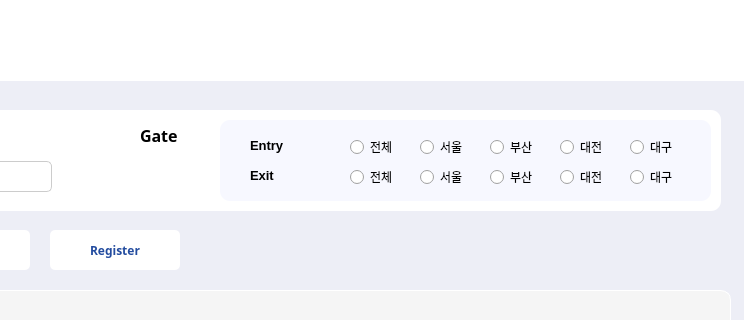
This is qtclient/highpasswindow.ui in VedaHighPass/veda-qt-highpass-client as Qt 5 draws it before an edit; both pictures show x 280 to 1024 and y 0 to 320 of the 1024 by 768 pixel window. The edited form follows.
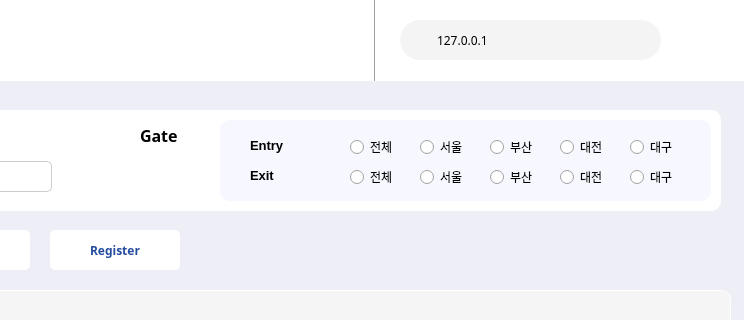
This is the edited form. Icons and pictures are not drawn.

Commit message: feat : db address line making

The edit to the form file:
```diff
--- a/qtclient/highpasswindow.ui
+++ b/qtclient/highpasswindow.ui
@@ -772,9 +772,9 @@
    <widget class="QLabel" name="label_4">
     <property name="geometry">
      <rect>
-      <x>360</x>
+      <x>370</x>
       <y>120</y>
-      <width>51</width>
+      <width>41</width>
       <height>41</height>
      </rect>
     </property>
@@ -814,6 +814,84 @@
      <string/>
     </property>
    </widget>
+   <widget class="QLineEdit" name="db_address_Line">
+    <property name="geometry">
+     <rect>
+      <x>680</x>
+      <y>20</y>
+      <width>261</width>
+      <height>40</height>
+     </rect>
+    </property>
+    <property name="font">
+     <font>
+      <family>맑은 고딕</family>
+     </font>
+    </property>
+    <property name="styleSheet">
+     <string notr="true">QLineEdit {
+    padding: 1px;
+    padding-left: 35px; /* 텍스트를 오른쪽으로 10px 이동 */
+    border-style: solid;
+    /* border: 2px solid gray;*/
+	background-color: rgb(244, 244, 244);
+    border-radius: 20px;
+    min-width: 100px;
+    min-height: 20px;
+
+}</string>
+    </property>
+    <property name="inputMask">
+     <string/>
+    </property>
+    <property name="text">
+     <string>127.0.0.1</string>
+    </property>
+   </widget>
+   <widget class="Line" name="line">
+    <property name="geometry">
+     <rect>
+      <x>640</x>
+      <y>-10</y>
+      <width>31</width>
+      <height>91</height>
+     </rect>
+    </property>
+    <property name="lineWidth">
+     <number>1</number>
+    </property>
+    <property name="orientation">
+     <enum>Qt::Orientation::Vertical</enum>
+    </property>
+   </widget>
+   <widget class="QLabel" name="label_5">
+    <property name="geometry">
+     <rect>
+      <x>957</x>
+      <y>20</y>
+      <width>41</width>
+      <height>41</height>
+     </rect>
+    </property>
+    <property name="styleSheet">
+     <string notr="true">QPushButton {
+    background: none;
+    background-image: url(:/resources/image.png);
+    background-repeat: no-repeat;
+    background-position: center;
+    background-size: contain; /* 이미지를 버튼 크기에 맞춤 */
+}</string>
+    </property>
+    <property name="text">
+     <string/>
+    </property>
+    <property name="pixmap">
+     <pixmap resource="resources.qrc">:/images/images/db.png</pixmap>
+    </property>
+    <property name="scaledContents">
+     <bool>true</bool>
+    </property>
+   </widget>
    <zorder>mid_background</zorder>
    <zorder>mid_background_2</zorder>
    <zorder>top_background</zorder>
@@ -843,6 +921,9 @@
    <zorder>label_9</zorder>
    <zorder>label_4</zorder>
    <zorder>label</zorder>
+   <zorder>db_address_Line</zorder>
+   <zorder>line</zorder>
+   <zorder>label_5</zorder>
   </widget>
   <widget class="QMenuBar" name="menubar">
    <property name="geometry">
```
The commit also changes 8 other files.
